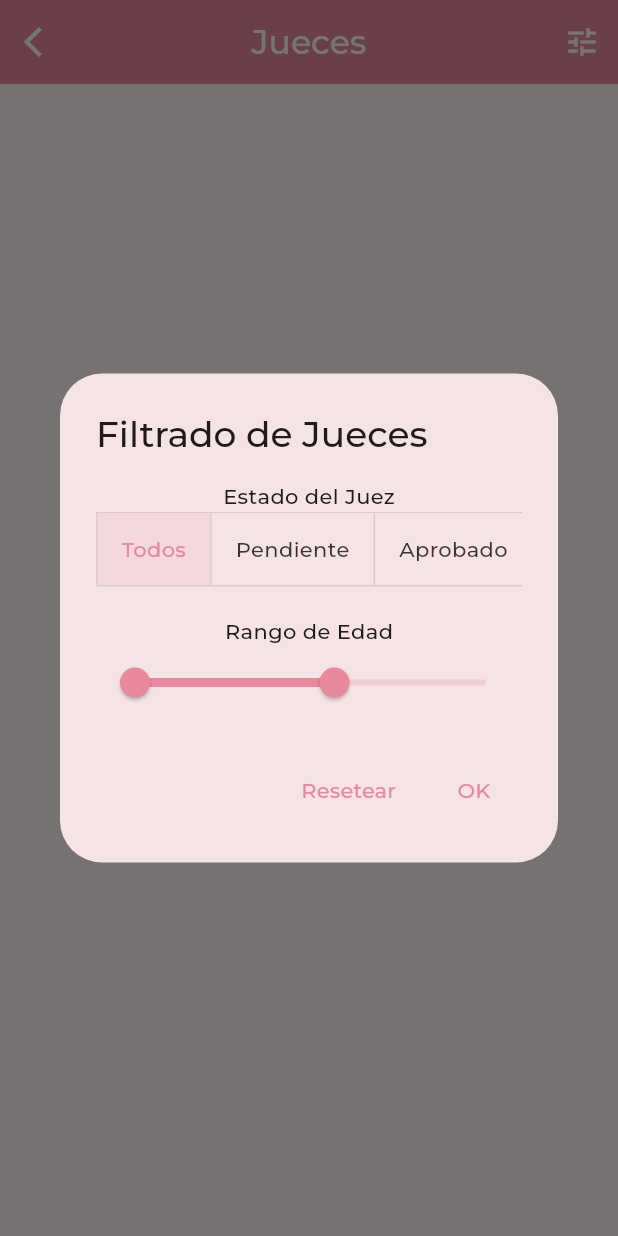
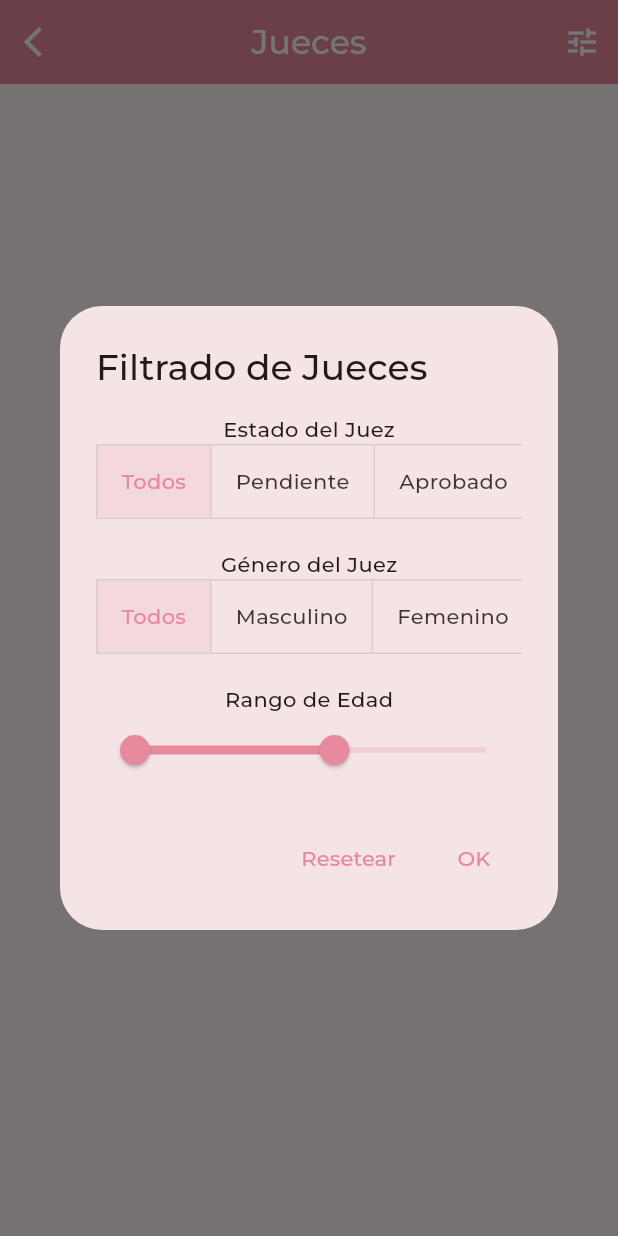
Before and after one commit to sabinelohnerv/proyecto-catas, a Flutter app: the JudgeListView screen opened directly, after a tap on the "tune" icon, on a phone screen of 412 x 824 dp. Run offline on Flutter 3.47's test engine with Material 3 defaults, Android fonts, the phone set to English and light mode, and no system bars; our stand-ins replace carousel_slider, cloud_firestore, firebase_auth, firebase_core, firebase_storage, image_picker and 3 more; accounts and stored records are empty; project files that could hold a hidden picture were left out.

Commit message:
GenderFilter for judgeListView

```diff
--- a/lib/views/judge_list_view.dart
+++ b/lib/views/judge_list_view.dart
@@ -14,6 +14,7 @@ class JudgeListView extends StatefulWidget {
 class _JudgeListViewState extends State<JudgeListView> {
   String searchQuery = "";
   String filterStatus = "Todos";
+  String filterGender = "Todos";
   int ageFilterMin = 18;
   int ageFilterMax = 65;
 
@@ -26,6 +27,7 @@ class _JudgeListViewState extends State<JudgeListView> {
   void _showFilterDialog() {
     int localMinAge = ageFilterMin;
     int localMaxAge = ageFilterMax;
+    String localFilterGender = filterGender;
 
     showDialog(
       context: context,
@@ -42,19 +44,11 @@ class _JudgeListViewState extends State<JudgeListView> {
                     SingleChildScrollView(
                       scrollDirection: Axis.horizontal,
                       child: ToggleButtons(
-                        children: <Widget>[
-                          Padding(
-                              padding: EdgeInsets.symmetric(horizontal: 16),
-                              child: Text("Todos")),
-                          Padding(
-                              padding: EdgeInsets.symmetric(horizontal: 16),
-                              child: Text("Pendiente")),
-                          Padding(
-                              padding: EdgeInsets.symmetric(horizontal: 16),
-                              child: Text("Aprobado")),
-                          Padding(
-                              padding: EdgeInsets.symmetric(horizontal: 16),
-                              child: Text("Rechazado")),
+                        children: const <Widget>[
+                          Padding(padding: EdgeInsets.symmetric(horizontal: 16), child: Text("Todos")),
+                          Padding(padding: EdgeInsets.symmetric(horizontal: 16), child: Text("Pendiente")),
+                          Padding(padding: EdgeInsets.symmetric(horizontal: 16), child: Text("Aprobado")),
+                          Padding(padding: EdgeInsets.symmetric(horizontal: 16), child: Text("Rechazado")),
                         ],
                         isSelected: [
                           filterStatus == "Todos",
@@ -64,20 +58,29 @@ class _JudgeListViewState extends State<JudgeListView> {
                         ],
                         onPressed: (int index) {
                           setDialogState(() {
-                            switch (index) {
-                              case 0:
-                                filterStatus = "Todos";
-                                break;
-                              case 1:
-                                filterStatus = "Pendiente";
-                                break;
-                              case 2:
-                                filterStatus = "Aprobado";
-                                break;
-                              case 3:
-                                filterStatus = "Rechazado";
-                                break;
-                            }
+                            filterStatus = ["Todos", "Pendiente", "Aprobado", "Rechazado"][index];
+                          });
+                        },
+                      ),
+                    ),
+                    const SizedBox(height: 20),
+                    const Text("Género del Juez"),
+                    SingleChildScrollView(
+                      scrollDirection: Axis.horizontal,
+                      child: ToggleButtons(
+                        children: const <Widget>[
+                          Padding(padding: EdgeInsets.symmetric(horizontal: 16), child: Text("Todos")),
+                          Padding(padding: EdgeInsets.symmetric(horizontal: 16), child: Text("Masculino")),
+                          Padding(padding: EdgeInsets.symmetric(horizontal: 16), child: Text("Femenino")),
+                        ],
+                        isSelected: [
+                          localFilterGender == "Todos",
+                          localFilterGender == "M",
+                          localFilterGender == "F",
+                        ],
+                        onPressed: (int index) {
+                          setDialogState(() {
+                            localFilterGender = ["Todos", "M", "F"][index];
                           });
                         },
                       ),
@@ -85,13 +88,11 @@ class _JudgeListViewState extends State<JudgeListView> {
                     const SizedBox(height: 20),
                     const Text("Rango de Edad"),
                     RangeSlider(
-                      values: RangeValues(
-                          localMinAge.toDouble(), localMaxAge.toDouble()),
+                      values: RangeValues(localMinAge.toDouble(), localMaxAge.toDouble()),
                       min: 18,
                       max: 100,
                       divisions: 82,
-                      labels: RangeLabels(
-                          localMinAge.toString(), localMaxAge.toString()),
+                      labels: RangeLabels(localMinAge.toString(), localMaxAge.toString()),
                       onChanged: (RangeValues values) {
                         setDialogState(() {
                           localMinAge = values.start.round();
@@ -110,6 +111,7 @@ class _JudgeListViewState extends State<JudgeListView> {
               onPressed: () {
                 setState(() {
                   filterStatus = "Todos";
+                  filterGender = "Todos";
                   ageFilterMin = 18;
                   ageFilterMax = 65;
                 });
@@ -122,6 +124,7 @@ class _JudgeListViewState extends State<JudgeListView> {
                 setState(() {
                   ageFilterMin = localMinAge;
                   ageFilterMax = localMaxAge;
+                  filterGender = localFilterGender;
                 });
                 Navigator.of(context).pop();
               },
@@ -160,11 +163,11 @@ class _JudgeListViewState extends State<JudgeListView> {
         builder: (context, judgeViewModel, child) {
           List<Judge> filteredJudges = judgeViewModel.judges.where((judge) {
             final int age = judge.getAge();
-            return age >= ageFilterMin &&
-                age <= ageFilterMax &&
-                (filterStatus == "Todos" ||
-                    judge.applicationState.toLowerCase() ==
-                        filterStatus.toLowerCase());
+            bool matchesAge = age >= ageFilterMin && age <= ageFilterMax;
+            bool matchesStatus = filterStatus == "Todos" || judge.applicationState.toLowerCase() == filterStatus.toLowerCase();
+            bool matchesGender = filterGender == "Todos" || judge.gender == filterGender;
+
+            return matchesAge && matchesStatus && matchesGender;
           }).toList();
 
           final judges = searchQuery.isEmpty
```
